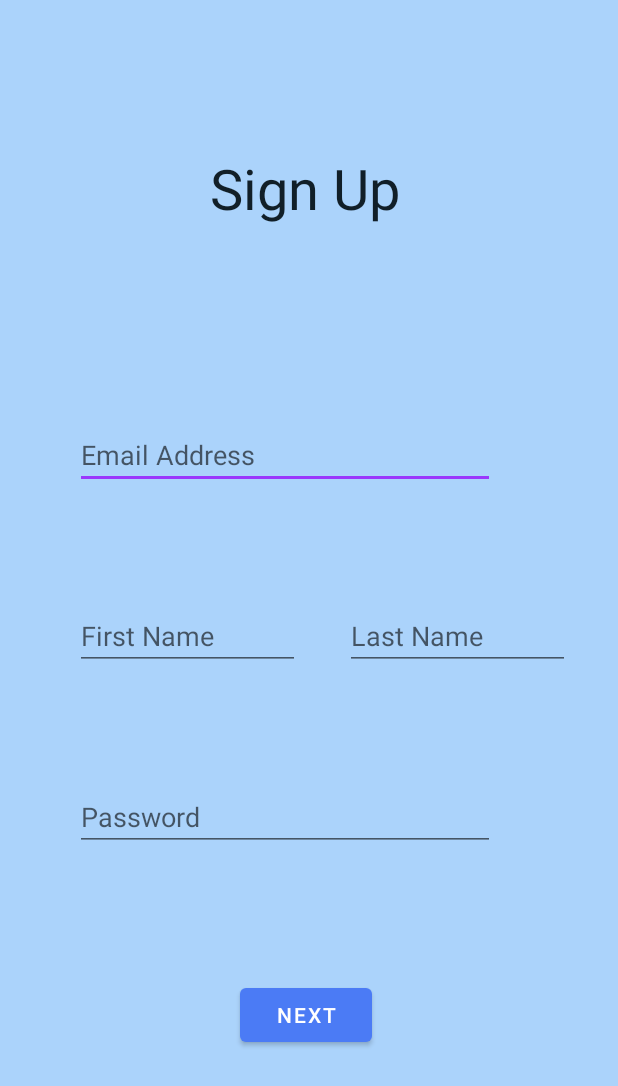
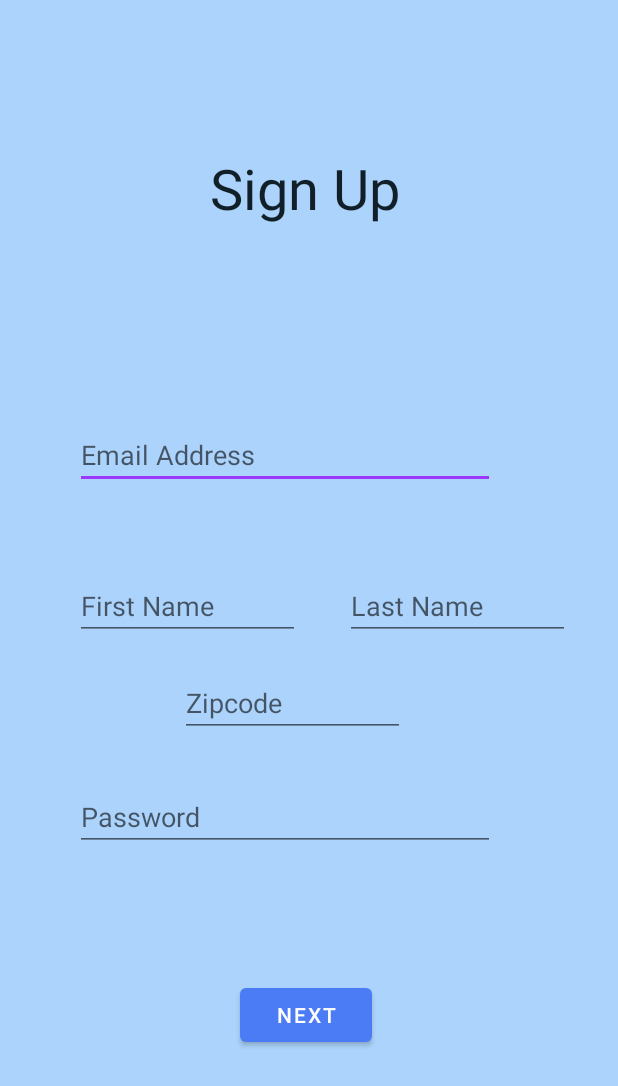
Before and after one commit to SSGrady/Grutor, an Android app: the RegisterActivity screen opened directly, with no data from a screen before it, on a phone screen of 412 x 824 dp. Shown: the top 1086 px of the screen. Run offline under Robolectric (Android 15) with nearby library versions, the light colour scheme and no system bars; libraries missing offline, so code that uses them is left out: com.parse.

Commit message:
Users also register with their zipcode. Swipe to delete update.

```diff
--- a/app/src/main/AndroidManifest.xml
+++ b/app/src/main/AndroidManifest.xml
@@ -7,6 +7,12 @@
     <uses-permission android:name="android.permission.INTERNET" />
     <uses-permission android:name="android.permission.RECORD_AUDIO" />
     <uses-permission android:name="android.permission.CAMERA" />
+    <queries>
+        <!-- Camera -->
+        <intent>
+            <action android:name="android.media.action.IMAGE_CAPTURE" />
+        </intent>
+    </queries>
 
     <application
         android:name=".Parse.ParseApplication"
--- a/app/src/main/java/com/example/grutor/Activites/RegisterActivity.java
+++ b/app/src/main/java/com/example/grutor/Activites/RegisterActivity.java
@@ -26,10 +26,7 @@ import com.parse.SignUpCallback;
 public class RegisterActivity extends AppCompatActivity {
 
 
-    public  EditText etUserLogin;
-    public  EditText etPassword;
-    public EditText etFirstName;
-    public EditText etLastName;
+    public EditText etUserLogin, etPassword, etFirstName, etLastName, etZipcode;
 
     public Button btnNext;
     final Fragment fragmentRegister = new RegisterFragment();
@@ -44,6 +41,7 @@ public class RegisterActivity extends AppCompatActivity {
         btnNext = findViewById(R.id.btnNext);
         etFirstName = findViewById(R.id.etFirstName);
         etLastName = findViewById(R.id.etLastName);
+        etZipcode = findViewById(R.id.etZipcode);
 
 
         final FragmentManager fragmentManager = getSupportFragmentManager();
@@ -73,12 +71,14 @@ public class RegisterActivity extends AppCompatActivity {
                     String password = etPassword.getText().toString();
                     String firstName = etFirstName.getText().toString();
                     String fullName = etFirstName.getText().toString() + " " + etLastName.getText().toString();
+                    String zipcode = etZipcode.getText().toString();
 
                     Bundle bundle = new Bundle();
                     bundle.putString("email", email);
                     bundle.putString("password", password);
                     bundle.putString("firstName", firstName);
                     bundle.putString("fullName", fullName);
+                    bundle.putString("zipcode", zipcode);
                     fragmentRegister.setArguments(bundle);
                     fragmentManager.beginTransaction().replace(R.id.flContainerSignUp, fragmentRegister).commit();
                 }
--- a/app/src/main/java/com/example/grutor/Fragments/LessonsFragment.java
+++ b/app/src/main/java/com/example/grutor/Fragments/LessonsFragment.java
@@ -125,6 +125,7 @@ public class LessonsFragment extends Fragment {
         itemTouchhelper.attachToRecyclerView(rvLessons);
     }
 
+
     private void queryLessons() throws ParseException {
         ParseQuery<Lessons> students = ParseQuery.getQuery(Lessons.class);
         ParseQuery<Lessons> tutors = ParseQuery.getQuery(Lessons.class);
--- a/app/src/main/java/com/example/grutor/Fragments/RegisterFragment.java
+++ b/app/src/main/java/com/example/grutor/Fragments/RegisterFragment.java
@@ -100,9 +100,10 @@ public class RegisterFragment extends Fragment {
         bestAt = spSubjects.getSelectedItem().toString();
 
         user.setUsername(bundle.getString("firstName"));
-        user.put("name", bundle.getString("fullName"));
         user.setPassword(bundle.getString("password"));
         user.setEmail(bundle.getString("email"));
+        user.setZipcode(bundle.getString("zipcode"));
+        user.put("name", bundle.getString("fullName"));
         user.put("grade", grade);
         user.put("bestAt", bestAt);
 
--- a/app/src/main/java/com/example/grutor/Modals/User.java
+++ b/app/src/main/java/com/example/grutor/Modals/User.java
@@ -15,6 +15,7 @@ public class User extends ParseUser {
     public static final String KEY_PARSE_FILE = "profilePhoto";
     public static final String KEY_PASSWORD = "password";
     public static final String KEY_EMAIL = "email";
+    public static final String KEY_AREA_CODE = "zipcode";
 
     public String getUsername() {
         try {
@@ -42,12 +43,13 @@ public class User extends ParseUser {
     public void setParseFile(ParseFile file) {
         put(KEY_PARSE_FILE, file);
     }
-
     public void setPassword(String password) {
         put(KEY_PASSWORD, password);
     }
     public void setEmail(String email) {
         put(KEY_EMAIL, email);
     }
+    public String getZipcode(){ return getString(KEY_AREA_CODE);}
+    public void setZipcode(String zipcode){ put(KEY_AREA_CODE, zipcode);}
 
 }
--- a/app/src/main/java/com/example/grutor/Utility/QueryUtils.java
+++ b/app/src/main/java/com/example/grutor/Utility/QueryUtils.java
@@ -11,6 +11,7 @@ import com.codepath.asynchttpclient.AsyncHttpClient;
 import com.codepath.asynchttpclient.RequestParams;
 import com.codepath.asynchttpclient.callback.JsonHttpResponseHandler;
 import com.example.grutor.Activites.FeedActivity;
+import com.example.grutor.Modals.User;
 import com.example.grutor.R;
 import com.parse.ParseUser;
 
@@ -79,8 +80,8 @@ public class QueryUtils {
     public void getHomeMessage(Context context, JsonHttpResponseHandler jsonHttpResponseHandler) {
         AsyncHttpClient mClient = new AsyncHttpClient();
         RequestParams params = new RequestParams();
-        // TODO params.put(POSTAL_CODE, String.valueOf(ParseUser.getCurrentUser().get("postalCode")));
-        params.put(POSTAL_CODE, "33442");
+        User currentUser = (User) ParseUser.getCurrentUser();
+        params.put(POSTAL_CODE, currentUser.getZipcode());
         params.put(API_KEY_PARAM, context.getString(R.string.weatherbit_master_api_key));
         mClient.get(API_URL, params, jsonHttpResponseHandler);
     }
--- a/app/src/main/res/drawable/background.xml
+++ b/app/src/main/res/drawable/background.xml
@@ -1,7 +1,7 @@
 <?xml version="1.0" encoding="utf-8"?>
 <layer-list xmlns:android="http://schemas.android.com/apk/res/android">
 
-    <item android:drawable="@color/OctopusDarkBlue" />
+    <item android:drawable="@color/SkyPalette" />
 
     <item>
         <bitmap android:src="@drawable/grutor_octopus"
--- a/app/src/main/res/layout/activity_sign_up.xml
+++ b/app/src/main/res/layout/activity_sign_up.xml
@@ -49,7 +49,7 @@
                 android:id="@+id/etPasswordLogin"
                 android:layout_width="280sp"
                 android:layout_height="wrap_content"
-                android:layout_marginTop="75dp"
+                android:layout_marginTop="95dp"
                 android:ems="10"
                 android:hint="Password"
                 android:inputType="textPassword"
@@ -71,11 +71,24 @@
                 android:id="@+id/etFirstName"
                 android:layout_width="150dp"
                 android:layout_height="wrap_content"
-                android:layout_marginTop="75dp"
+                android:layout_marginTop="55dp"
                 android:ems="10"
                 android:hint="First Name"
                 android:inputType="textPersonName"
                 app:layout_constraintStart_toStartOf="@+id/etUserLogin"
+                app:layout_constraintTop_toBottomOf="@+id/etUserLogin"
+                tools:ignore="TouchTargetSizeCheck" />
+
+            <EditText
+                android:id="@+id/etZipcode"
+                android:layout_width="150dp"
+                android:layout_height="wrap_content"
+                android:layout_marginStart="70dp"
+                android:layout_marginTop="120dp"
+                android:ems="10"
+                android:hint="Zipcode"
+                android:inputType="textPersonName"
+                app:layout_constraintStart_toStartOf="@+id/etFirstName"
                 app:layout_constraintTop_toBottomOf="@+id/etUserLogin"
                 tools:ignore="TouchTargetSizeCheck" />
 
```
Also changed, not shown: app/src/main/java/com/example/grutor/Adapters/LessonAdapter.java (+13 -0 lines), app/src/main/java/com/example/grutor/Fragments/ProfileFragment.java (+6 -5 lines), app/src/main/res/layout/fragment_profile.xml (+11 -11 lines), app/src/main/res/drawable-v24/icons8_address_48.png (added).
